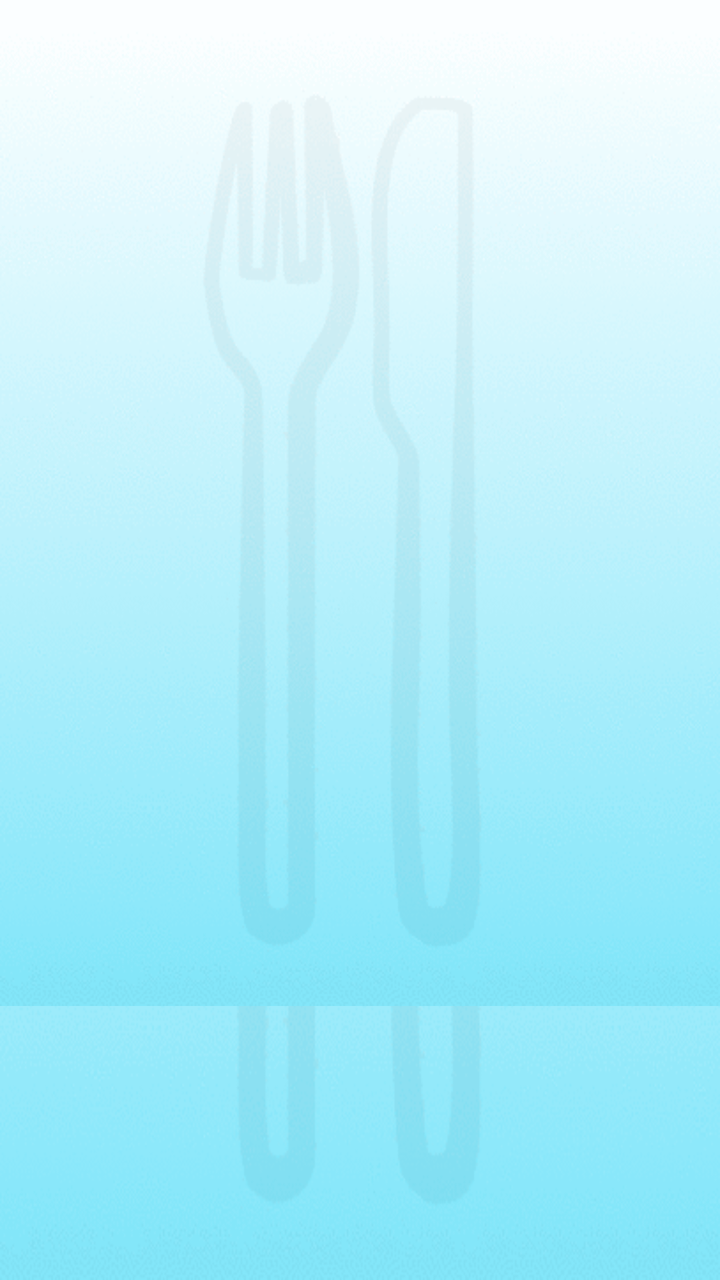
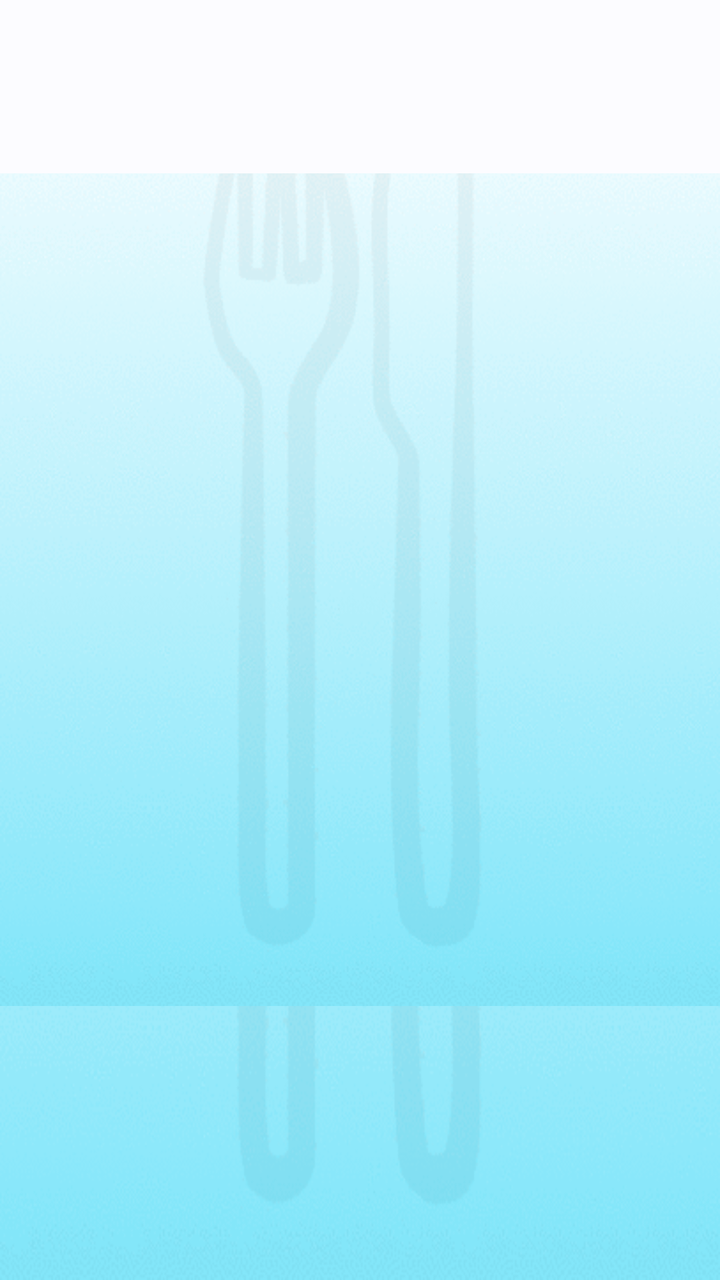

An Android layout rendered at two revisions. The XML below is the earlier revision; the diff shows what the commit changed to produce the second picture.
<!-- AndroidManifest.xml: application theme AppTheme -->
<!-- res/layout/activity_restaurant_details.xml -->
<?xml version="1.0" encoding="utf-8"?>
<ScrollView xmlns:android="http://schemas.android.com/apk/res/android"
    xmlns:tools="http://schemas.android.com/tools"
    android:layout_width="match_parent"
    android:layout_height="match_parent"
    android:background="@drawable/imageedit_7_6436331298"
    tools:context=".MainActivity">

    <LinearLayout xmlns:android="http://schemas.android.com/apk/res/android"
        xmlns:tools="http://schemas.android.com/tools"
        android:layout_width="match_parent"
        android:layout_height="match_parent"
        android:background="@drawable/imageedit_7_6436331298"
        android:orientation="vertical"
        tools:context="com.example.rui.location.Restaurant_Results">


        <LinearLayout
            android:layout_width="fill_parent"
            android:layout_height="wrap_content"
            android:layout_gravity="bottom"
            android:orientation="vertical">


            <TextView
                android:id="@+id/details"
                android:layout_width="match_parent"
                android:layout_height="wrap_content"
                android:layout_gravity="center_vertical"
                android:gravity="center"
                android:paddingBottom="10dp"
                android:paddingTop="10dp"
                android:textColor="#008cbb"
                android:textSize="50dp"
                android:textStyle="bold" />

            <ImageView
                android:id="@+id/image"
                android:layout_width="fill_parent"
                android:layout_height="fill_parent"
                android:layout_gravity="top"
                android:adjustViewBounds="true"
                android:paddingBottom="20dp"
                android:paddingLeft="40dp"
                android:paddingRight="40dp" />

            <ImageView
                android:layout_width="fill_parent"
                android:layout_height="fill_parent"
                android:adjustViewBounds="true"
                android:layout_gravity="top"
                android:id="@+id/ratingUrl"
                android:paddingBottom="15dp"
                android:paddingLeft="150dp"
                android:paddingRight="150dp"/>

            <TextView
                android:id="@+id/details2"
                android:layout_width="fill_parent"
                android:layout_height="wrap_content"
                android:gravity="center"
                android:paddingLeft="40dp"
                android:paddingRight="40dp"
                android:textColor="#008cbb"
                android:textSize="25dp" />

        </LinearLayout>
    </LinearLayout>
</ScrollView>
<!-- resources referenced by this layout -->
<resources>
  <!-- drawable imageedit_7_6436331298: gif bitmap (drawable, 40864 bytes) -->
  <style name="AppTheme" parent="Theme.AppCompat.Light.DarkActionBar">
          
          <item name="colorPrimary">@color/colorPrimary</item>
          <item name="colorPrimaryDark">@color/colorPrimaryDark</item>
          <item name="colorAccent">@color/colorAccent</item>
      </style>
  <color name="colorPrimary">#3F51B5</color>
  <color name="colorPrimaryDark">#303F9F</color>
  <color name="colorAccent">#FF4081</color>
</resources>

<!-- the commit's change to res/layout/activity_restaurant_details.xml (unified diff, before → after) -->
@@ -23,15 +23,17 @@
 
 
             <TextView
-                android:id="@+id/details"
+                android:id="@+id/restaurantName"
                 android:layout_width="match_parent"
                 android:layout_height="wrap_content"
                 android:layout_gravity="center_vertical"
                 android:gravity="center"
                 android:paddingBottom="10dp"
                 android:paddingTop="10dp"
-                android:textColor="#008cbb"
+                android:textColor="#2399fa"
                 android:textSize="50dp"
+
+                android:background="#fcfcff"
                 android:textStyle="bold" />
 
             <ImageView
